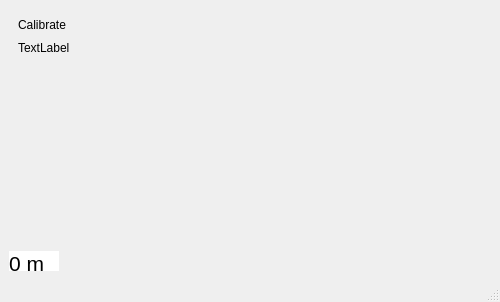
The window that gui.ui (adam-kosinski/Data-Plus-Zoe-Depth) describes before a commit, drawn with Qt 5.
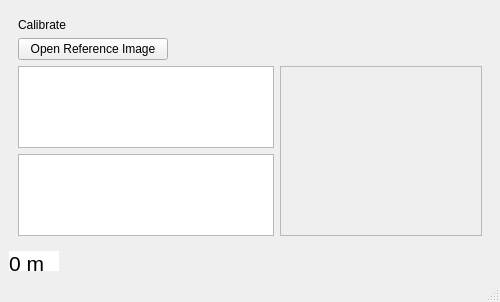
The same window after the commit.

Commit message: Calibration gui coming along

What changed in the file:
```diff
--- a/gui.ui
+++ b/gui.ui
@@ -83,7 +83,7 @@
        </layout>
       </widget>
       <widget class="QWidget" name="calibrationScreen">
-       <layout class="QVBoxLayout" name="verticalLayout_4">
+       <layout class="QVBoxLayout" name="verticalLayout_7">
         <item>
          <widget class="QLabel" name="label">
           <property name="text">
@@ -91,38 +91,57 @@
           </property>
          </widget>
         </item>
+        <item>
+         <widget class="QPushButton" name="openCalibrationImageButton">
+          <property name="maximumSize">
+           <size>
+            <width>150</width>
+            <height>16777215</height>
+           </size>
+          </property>
+          <property name="text">
+           <string>Open Reference Image</string>
+          </property>
+         </widget>
+        </item>
         <item>
          <layout class="QHBoxLayout" name="horizontalLayout_2">
           <item>
-           <widget class="QLabel" name="imgDisplay">
-            <property name="sizePolicy">
-             <sizepolicy hsizetype="Preferred" vsizetype="Preferred">
-              <horstretch>0</horstretch>
-              <verstretch>0</verstretch>
-             </sizepolicy>
-            </property>
-            <property name="autoFillBackground">
+           <layout class="QVBoxLayout" name="verticalLayout_4">
+            <item>
+             <widget class="QGraphicsView" name="referenceGraphicsView">
+              <property name="sceneRect">
+               <rectf>
+                <x>0.000000000000000</x>
+                <y>0.000000000000000</y>
+                <width>0.000000000000000</width>
+                <height>0.000000000000000</height>
+               </rectf>
+              </property>
+             </widget>
+            </item>
+            <item>
+             <widget class="QGraphicsView" name="depthGraphicsView"/>
+            </item>
+           </layout>
+          </item>
+          <item>
+           <widget class="QScrollArea" name="calibrationPointList">
+            <property name="widgetResizable">
              <bool>true</bool>
             </property>
-            <property name="text">
-             <string>TextLabel</string>
-            </property>
-           </widget>
-          </item>
+            <widget class="QWidget" name="scrollAreaWidgetContents_2">
+             <property name="geometry">
+              <rect>
+               <x>0</x>
+               <y>0</y>
+               <width>210</width>
+               <height>179</height>
+              </rect>
+             </property>
+             <layout class="QVBoxLayout" name="verticalLayout_6">
           <item>
-           <spacer name="horizontalSpacer">
-            <property name="orientation">
-             <enum>Qt::Horizontal</enum>
-            </property>
-            <property name="sizeHint" stdset="0">
-             <size>
-              <width>40</width>
-              <height>20</height>
-             </size>
-            </property>
-           </spacer>
-          </item>
-         </layout>
+               <layout class="QGridLayout" name="calibrationGrid"/>
         </item>
         <item>
          <spacer name="verticalSpacer">
@@ -136,6 +155,12 @@
            </size>
           </property>
          </spacer>
+              </item>
+             </layout>
+            </widget>
+           </widget>
+          </item>
+         </layout>
         </item>
        </layout>
       </widget>
```
Left out of the diff: 2 changed lines with no effect on the pictures. Lines whose indentation alone changed are shown as unchanged. The commit also changes 2 other files.
